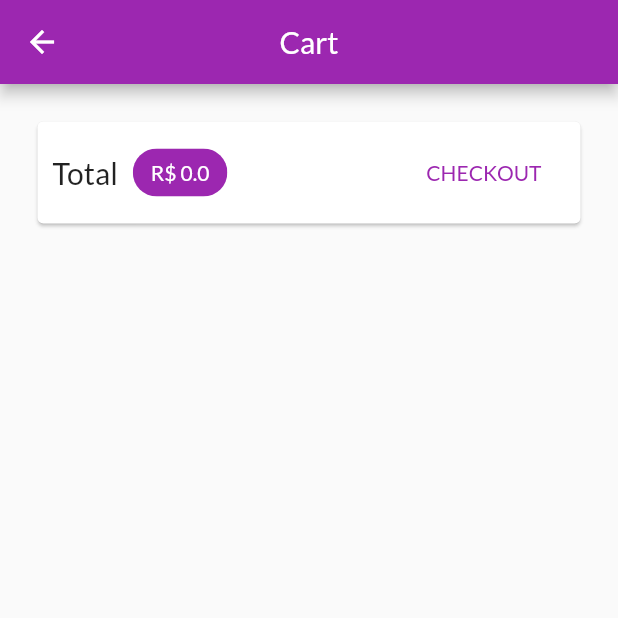
After one commit to victorwolff39/Shop_App, a Flutter app: the CartScreen screen opened by its route, on a phone screen of 412 x 824 dp, the top half of it. The commit adds this screen. Run offline on Flutter 3.47's test engine with Material 2 defaults, Android fonts, the phone set to English and light mode, and no system bars; network calls fail.

Commit message:
Added a cart screen that shows the items in it

```diff
--- a/lib/main.dart
+++ b/lib/main.dart
@@ -3,6 +3,7 @@ import 'package:provider/provider.dart';
 import 'package:shop_app/providers/cart.dart';
 import 'package:shop_app/providers/products_provider.dart';
 import 'package:shop_app/utils/app_routes.dart';
+import 'package:shop_app/views/cart_screen.dart';
 import 'package:shop_app/views/product_detail_screen.dart';
 import 'package:shop_app/views/products_overview_screen.dart';
 
@@ -34,6 +35,7 @@ class MyApp extends StatelessWidget {
         home: ProductOverviewScreen(),
         routes: {
           AppRoutes.PRODUCT_DETAIL: (ctx) => ProductDetailScreen(),
+          AppRoutes.CART: (ctx) => CartScreen(),
         },
       ),
     );
--- a/lib/providers/cart.dart
+++ b/lib/providers/cart.dart
@@ -16,12 +16,20 @@ class CartItem {
 class Cart with ChangeNotifier {
   Map<String, CartItem> _items = {};
 
-  Map<String, CartItem> get item {
+  Map<String, CartItem> get items {
     return {..._items};
   }
 
-  int get itemCount {
+  int get itemsCount {
     return _items.length;
+  }
+
+  double get totalAmount {
+    double total =0;
+    _items.forEach((key, cartItem) {
+      total += cartItem.price * cartItem.quantity;
+    });
+    return total;
   }
 
   void addItem(Product product) {
--- a/lib/utils/app_routes.dart
+++ b/lib/utils/app_routes.dart
@@ -1,3 +1,4 @@
 class AppRoutes {
   static const PRODUCT_DETAIL = '/product-detail';
+  static const CART = '/cart';
 }
--- /dev/null
+++ b/lib/views/cart_screen.dart
@@ -0,0 +1,71 @@
+import 'package:flutter/cupertino.dart';
+import 'package:flutter/material.dart';
+import 'package:provider/provider.dart';
+import 'package:shop_app/providers/cart.dart';
+import 'package:shop_app/widgets/cart_item.dart';
+
+class CartScreen extends StatelessWidget {
+  @override
+  Widget build(BuildContext context) {
+    final cart = Provider.of<Cart>(context);
+    final cartItems = cart.items.values.toList();
+
+    return Scaffold(
+      appBar: AppBar(
+        title: Text('Cart'),
+        centerTitle: true,
+      ),
+      body: Column(
+        children: [
+          Card(
+            margin: EdgeInsets.all(25),
+            child: Padding(
+              padding: EdgeInsets.all(10),
+              child: Row(
+                mainAxisAlignment: MainAxisAlignment.spaceBetween,
+                children: [
+                  Text(
+                    'Total',
+                    style: TextStyle(
+                      fontSize: 20,
+                    ),
+                  ),
+                  SizedBox(
+                    width: 10,
+                  ),
+                  Chip(
+                    label: Text(
+                      'R\$ ${cart.totalAmount}',
+                      style: TextStyle(
+                        color:
+                            Theme.of(context).primaryTextTheme.headline6.color,
+                      ),
+                    ),
+                    backgroundColor: Theme.of(context).primaryColor,
+                  ),
+                  Spacer(),
+                  FlatButton(
+                    child: Text(
+                      'CHECKOUT',
+                    ),
+                    textColor: Theme.of(context).primaryColor,
+                    onPressed: () {},
+                  )
+                ],
+              ),
+            ),
+          ),
+          SizedBox(
+            height: 10,
+          ),
+          Expanded(
+            child: ListView.builder(
+              itemCount: cart.itemsCount,
+              itemBuilder: (ctx, index) => CartItemWidget(cartItems[index]),
+            ),
+          ),
+        ],
+      ),
+    );
+  }
+}
--- a/lib/views/products_overview_screen.dart
+++ b/lib/views/products_overview_screen.dart
@@ -3,6 +3,7 @@ import 'package:flutter/material.dart';
 import 'package:provider/provider.dart';
 import 'package:shop_app/providers/cart.dart';
 import 'package:shop_app/providers/products_provider.dart';
+import 'package:shop_app/utils/app_routes.dart';
 import 'package:shop_app/widgets/badge.dart';
 import 'package:shop_app/widgets/products_grid.dart';
 
@@ -38,11 +39,11 @@ class _ProductOverviewScreenState extends State<ProductOverviewScreen> {
                   Icons.shopping_cart,
                   color: Colors.white,
                 ),
-                onPressed: null,
+                onPressed: () => Navigator.of(context).pushNamed(AppRoutes.CART),
               ),
               builder: (ctx, cart, child) =>
                   Badge(
-                      value: cart.itemCount.toString(),
+                      value: cart.itemsCount.toString(),
                       child: child,
                   ),
             ),
--- a/lib/widgets/product_item.dart
+++ b/lib/widgets/product_item.dart
@@ -67,7 +67,7 @@ class ProductItem extends StatelessWidget {
               ),
               onPressed: () {
                 cart.addItem(product);
-                print(cart.itemCount);
+                print(cart.itemsCount);
               },
             ),
           )),
```
Also changed, not shown: lib/widgets/cart_item.dart (added, +36 -0 lines).
